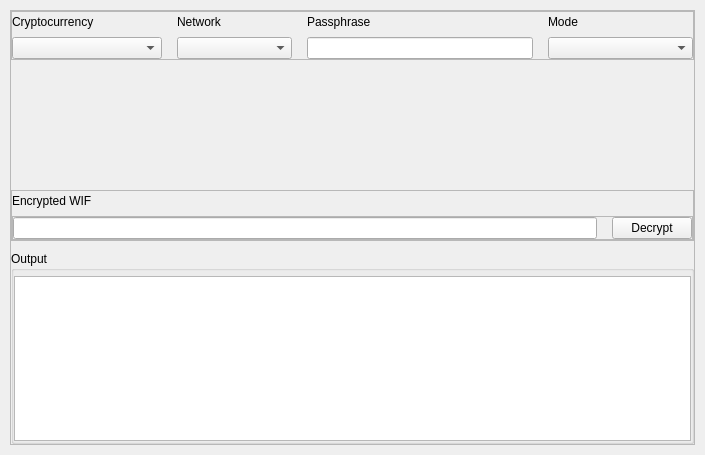
Old version of the form desktop/ui/bip38.ui in the repository talonlab/bip38-desktop.
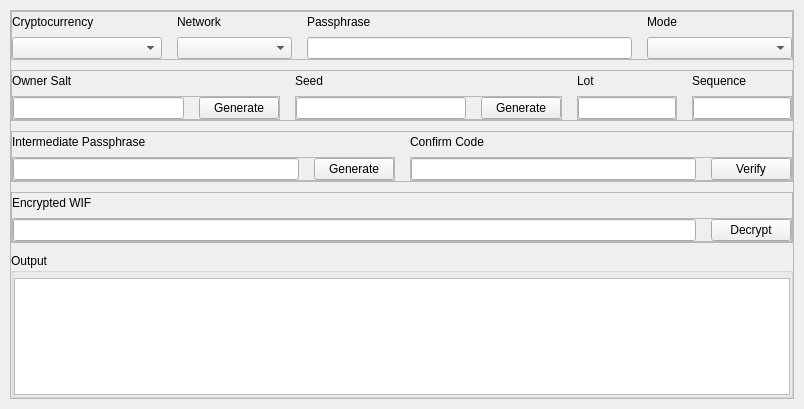
New version of the form. The open tabs and pages were chosen to show the change.

Commit message: Add: ec-multiply ui

Diff of the .ui file:
```diff
--- a/desktop/ui/bip38.ui
+++ b/desktop/ui/bip38.ui
@@ -6,8 +6,8 @@
    <rect>
     <x>0</x>
     <y>0</y>
-    <width>705</width>
-    <height>455</height>
+    <width>804</width>
+    <height>409</height>
    </rect>
   </property>
   <property name="windowTitle">
@@ -771,7 +771,714 @@
            </item>
           </layout>
          </widget>
-         <widget class="QWidget" name="ecQWidget"/>
+         <widget class="QWidget" name="ecQWidget">
+          <layout class="QVBoxLayout" name="ecVLayout">
+           <property name="spacing">
+            <number>10</number>
+           </property>
+           <property name="leftMargin">
+            <number>0</number>
+           </property>
+           <property name="topMargin">
+            <number>0</number>
+           </property>
+           <property name="rightMargin">
+            <number>0</number>
+           </property>
+           <property name="bottomMargin">
+            <number>0</number>
+           </property>
+           <item>
+            <widget class="QFrame" name="ecSaltMainContainerQFrame">
+             <property name="frameShape">
+              <enum>QFrame::Shape::StyledPanel</enum>
+             </property>
+             <property name="frameShadow">
+              <enum>QFrame::Shadow::Raised</enum>
+             </property>
+             <layout class="QHBoxLayout" name="ecOwnerSaltMainContainerHLayout">
+              <property name="spacing">
+               <number>15</number>
+              </property>
+              <property name="leftMargin">
+               <number>0</number>
+              </property>
+              <property name="topMargin">
+               <number>0</number>
+              </property>
+              <property name="rightMargin">
+               <number>0</number>
+              </property>
+              <property name="bottomMargin">
+               <number>0</number>
+              </property>
+              <item>
+               <widget class="QFrame" name="ecOwnerSaltContainerQFrame">
+                <layout class="QVBoxLayout" name="ecOwnerSaltContainerQFrameVLayout">
+                 <property name="spacing">
+                  <number>5</number>
+                 </property>
+                 <property name="leftMargin">
+                  <number>0</number>
+                 </property>
+                 <property name="topMargin">
+                  <number>0</number>
+                 </property>
+                 <property name="rightMargin">
+                  <number>0</number>
+                 </property>
+                 <property name="bottomMargin">
+                  <number>0</number>
+                 </property>
+                 <item>
+                  <widget class="QFrame" name="ecOwnerSaltLableContainerQFrame">
+                   <layout class="QHBoxLayout" name="ecOwnerSaltLableContainerQFrameHLayout">
+                    <property name="spacing">
+                     <number>15</number>
+                    </property>
+                    <property name="leftMargin">
+                     <number>0</number>
+                    </property>
+                    <property name="topMargin">
+                     <number>0</number>
+                    </property>
+                    <property name="rightMargin">
+                     <number>0</number>
+                    </property>
+                    <property name="bottomMargin">
+                     <number>0</number>
+                    </property>
+                    <item>
+                     <widget class="QLabel" name="ecOwnerSaltQLabel">
+                      <property name="text">
+                       <string>Owner Salt</string>
+                      </property>
+                     </widget>
+                    </item>
+                    <item>
+                     <spacer name="ecOwnerSaltLabelContainerQFrameHSpacer">
+                      <property name="orientation">
+                       <enum>Qt::Orientation::Horizontal</enum>
+                      </property>
+                      <property name="sizeHint" stdset="0">
+                       <size>
+                        <width>40</width>
+                        <height>20</height>
+                       </size>
+                      </property>
+                     </spacer>
+                    </item>
+                   </layout>
+                  </widget>
+                 </item>
+                 <item>
+                  <widget class="QFrame" name="ecOwnerSaltAndGenerateContainerQFrame">
+                   <property name="frameShape">
+                    <enum>QFrame::Shape::StyledPanel</enum>
+                   </property>
+                   <property name="frameShadow">
+                    <enum>QFrame::Shadow::Raised</enum>
+                   </property>
+                   <layout class="QHBoxLayout" name="ecOwnerSaltAndGenerateContainerQFrameHLayout">
+                    <property name="spacing">
+                     <number>15</number>
+                    </property>
+                    <property name="leftMargin">
+                     <number>0</number>
+                    </property>
+                    <property name="topMargin">
+                     <number>0</number>
+                    </property>
+                    <property name="rightMargin">
+                     <number>0</number>
+                    </property>
+                    <property name="bottomMargin">
+                     <number>0</number>
+                    </property>
+                    <item>
+                     <widget class="QLineEdit" name="ecOwnerSaltQLineEdit"/>
+                    </item>
+                    <item>
+                     <widget class="QPushButton" name="ecOwnerSaltGenerateQPushButton">
+                      <property name="sizePolicy">
+                       <sizepolicy hsizetype="Preferred" vsizetype="Fixed">
+                        <horstretch>0</horstretch>
+                        <verstretch>0</verstretch>
+                       </sizepolicy>
+                      </property>
+                      <property name="cursor">
+                       <cursorShape>PointingHandCursor</cursorShape>
+                      </property>
+                      <property name="text">
+                       <string>Generate</string>
+                      </property>
+                     </widget>
+                    </item>
+                   </layout>
+                  </widget>
+                 </item>
+                </layout>
+               </widget>
+              </item>
+              <item>
+               <widget class="QFrame" name="ecSeedContainerQFrame">
+                <layout class="QVBoxLayout" name="ecSeedContainerQFrameHLayout">
+                 <property name="spacing">
+                  <number>5</number>
+                 </property>
+                 <property name="leftMargin">
+                  <number>0</number>
+                 </property>
+                 <property name="topMargin">
+                  <number>0</number>
+                 </property>
+                 <property name="rightMargin">
+                  <number>0</number>
+                 </property>
+                 <property name="bottomMargin">
+                  <number>0</number>
+                 </property>
+                 <item>
+                  <widget class="QFrame" name="ecSeedLabelContainerQFrame">
+                   <layout class="QHBoxLayout" name="ecSeedLabelContainerQFrameHLayout">
+                    <property name="spacing">
+                     <number>15</number>
+                    </property>
+                    <property name="leftMargin">
+                     <number>0</number>
+                    </property>
+                    <property name="topMargin">
+                     <number>0</number>
+                    </property>
+                    <property name="rightMargin">
+                     <number>0</number>
+                    </property>
+                    <property name="bottomMargin">
+                     <number>0</number>
+                    </property>
+                    <item>
+                     <widget class="QLabel" name="ecSeedQLabel">
+                      <property name="text">
+                       <string>Seed</string>
+                      </property>
+                     </widget>
+                    </item>
+                    <item>
+                     <spacer name="ecSeedLabelContainerQFrameHSpacer">
+                      <property name="orientation">
+                       <enum>Qt::Orientation::Horizontal</enum>
+                      </property>
+                      <property name="sizeHint" stdset="0">
+                       <size>
+                        <width>40</width>
+                        <height>20</height>
+                       </size>
+                      </property>
+                     </spacer>
+                    </item>
+                   </layout>
+                  </widget>
+                 </item>
+                 <item>
+                  <widget class="QFrame" name="ecSeedAndGenerateContainerQFrame">
+                   <property name="frameShape">
+                    <enum>QFrame::Shape::StyledPanel</enum>
+                   </property>
+                   <property name="frameShadow">
+                    <enum>QFrame::Shadow::Raised</enum>
+                   </property>
+                   <layout class="QHBoxLayout" name="ecSeedAndGenerateContainerQFrameHLayout">
+                    <property name="spacing">
+                     <number>15</number>
+                    </property>
+                    <property name="leftMargin">
+                     <number>0</number>
+                    </property>
+                    <property name="topMargin">
+                     <number>0</number>
+                    </property>
+                    <property name="rightMargin">
+                     <number>0</number>
+                    </property>
+                    <property name="bottomMargin">
+                     <number>0</number>
+                    </property>
+                    <item>
+                     <widget class="QLineEdit" name="ecSeedQLineEdit"/>
+                    </item>
+                    <item>
+                     <widget class="QPushButton" name="ecSeedGenerateQPushButton">
+                      <property name="sizePolicy">
+                       <sizepolicy hsizetype="Preferred" vsizetype="Fixed">
+                        <horstretch>0</horstretch>
+                        <verstretch>0</verstretch>
+                       </sizepolicy>
+                      </property>
+                      <property name="cursor">
+                       <cursorShape>PointingHandCursor</cursorShape>
+                      </property>
+                      <property name="text">
+                       <string>Generate</string>
+                      </property>
+                     </widget>
+                    </item>
+                   </layout>
+                  </widget>
+                 </item>
+                </layout>
+               </widget>
+              </item>
+              <item>
+               <widget class="QFrame" name="ecLotContainerQFrame">
+                <property name="maximumSize">
+                 <size>
+                  <width>100</width>
+                  <height>16777215</height>
+                 </size>
+                </property>
+                <layout class="QVBoxLayout" name="ecLotContainerQFrameVLayout">
+                 <property name="spacing">
+                  <number>5</number>
+                 </property>
+                 <property name="leftMargin">
+                  <number>0</number>
+                 </property>
+                 <property name="topMargin">
+                  <number>0</number>
+                 </property>
+                 <property name="rightMargin">
+                  <number>0</number>
+                 </property>
+                 <property name="bottomMargin">
+                  <number>0</number>
+                 </property>
+                 <item>
+                  <widget class="QFrame" name="ecLotLableContainerQFrame">
+                   <layout class="QHBoxLayout" name="ecLotLableContainerQFrameHLayout">
+                    <property name="spacing">
+                     <number>15</number>
+                    </property>
+                    <property name="leftMargin">
+                     <number>0</number>
+                    </property>
+                    <property name="topMargin">
+                     <number>0</number>
+                    </property>
+                    <property name="rightMargin">
+                     <number>0</number>
+                    </property>
+                    <property name="bottomMargin">
+                     <number>0</number>
+                    </property>
+                    <item>
+                     <widget class="QLabel" name="ecLotQLabel">
+                      <property name="text">
+                       <string>Lot</string>
+                      </property>
+                     </widget>
+                    </item>
+                    <item>
+                     <spacer name="ecLotLabelContainerQFrameHSpacer">
+                      <property name="orientation">
+                       <enum>Qt::Orientation::Horizontal</enum>
+                      </property>
+                      <property name="sizeHint" stdset="0">
+                       <size>
+                        <width>40</width>
+                        <height>20</height>
+                       </size>
+                      </property>
+                     </spacer>
+                    </item>
+                   </layout>
+                  </widget>
+                 </item>
+                 <item>
+                  <widget class="QFrame" name="ecLotEditContainerQFrame">
+                   <property name="frameShape">
+                    <enum>QFrame::Shape::StyledPanel</enum>
+                   </property>
+                   <property name="frameShadow">
+                    <enum>QFrame::Shadow::Raised</enum>
+                   </property>
+                   <layout class="QHBoxLayout" name="ecLotEditContainerQFrameHLayout">
+                    <property name="spacing">
+                     <number>0</number>
+                    </property>
+                    <property name="leftMargin">
+                     <number>0</number>
+                    </property>
+                    <property name="topMargin">
+                     <number>0</number>
+                    </property>
+                    <property name="rightMargin">
+                     <number>0</number>
+                    </property>
+                    <property name="bottomMargin">
+                     <number>0</number>
+                    </property>
+                    <item>
+                     <widget class="QLineEdit" name="ecLotQLineEdit"/>
+                    </item>
+                   </layout>
+                  </widget>
+                 </item>
+                </layout>
+               </widget>
+              </item>
+              <item>
+               <widget class="QFrame" name="ecSequenceContainerQFrame">
+                <property name="maximumSize">
+                 <size>
+                  <width>100</width>
+                  <height>16777215</height>
+                 </size>
+                </property>
+                <layout class="QVBoxLayout" name="ecSequenceContainerQFrameVLayout">
+                 <property name="spacing">
+                  <number>5</number>
+                 </property>
+                 <property name="leftMargin">
+                  <number>0</number>
+                 </property>
+                 <property name="topMargin">
+                  <number>0</number>
+                 </property>
+                 <property name="rightMargin">
+                  <number>0</number>
+                 </property>
+                 <property name="bottomMargin">
+                  <number>0</number>
+                 </property>
+                 <item>
+                  <widget class="QFrame" name="ecSequenceLableContainerQFrame">
+                   <layout class="QHBoxLayout" name="ecSequenceLableContainerQFrameHLayout">
+                    <property name="spacing">
+                     <number>15</number>
+                    </property>
+                    <property name="leftMargin">
+                     <number>0</number>
+                    </property>
+                    <property name="topMargin">
+                     <number>0</number>
+                    </property>
+                    <property name="rightMargin">
+                     <number>0</number>
+                    </property>
+                    <property name="bottomMargin">
+                     <number>0</number>
+                    </property>
+                    <item>
+                     <widget class="QLabel" name="ecSequenceQLabel">
+                      <property name="text">
+                       <string>Sequence</string>
+                      </property>
+                     </widget>
+                    </item>
+                    <item>
+                     <spacer name="ecSequenceLabelContainerQFrameHSpacer">
+                      <property name="orientation">
+                       <enum>Qt::Orientation::Horizontal</enum>
+                      </property>
+                      <property name="sizeHint" stdset="0">
+                       <size>
+                        <width>40</width>
+                        <height>20</height>
+                       </size>
+                      </property>
+                     </spacer>
+                    </item>
+                   </layout>
+                  </widget>
+                 </item>
+                 <item>
+                  <widget class="QFrame" name="ecSequenceEditContainerQFrame">
+                   <property name="frameShape">
+                    <enum>QFrame::Shape::StyledPanel</enum>
+                   </property>
+                   <property name="frameShadow">
+                    <enum>QFrame::Shadow::Raised</enum>
+                   </property>
+                   <layout class="QHBoxLayout" name="ecSequenceEditContainerQFrameHLayout">
+                    <property name="spacing">
+                     <number>0</number>
+                    </property>
+                    <property name="leftMargin">
+                     <number>0</number>
+                    </property>
+                    <property name="topMargin">
+                     <number>0</number>
+                    </property>
+                    <property name="rightMargin">
+                     <number>0</number>
+                    </property>
+                    <property name="bottomMargin">
+                     <number>0</number>
+                    </property>
+                    <item>
+                     <widget class="QLineEdit" name="ecSequenceQLineEdit">
+                      <property name="minimumSize">
+                       <size>
+                        <width>0</width>
+                        <height>0</height>
+                       </size>
+                      </property>
+                     </widget>
+                    </item>
+                   </layout>
+                  </widget>
+                 </item>
+                </layout>
+               </widget>
+              </item>
+             </layout>
+            </widget>
+           </item>
+           <item>
+            <widget class="QFrame" name="ecIPAndConfirmMainContainerQFrame">
+             <property name="frameShape">
+              <enum>QFrame::Shape::StyledPanel</enum>
+             </property>
+             <property name="frameShadow">
+              <enum>QFrame::Shadow::Raised</enum>
+             </property>
+             <layout class="QHBoxLayout" name="ecIntermidatMainContainerQFrameHLayout">
+              <property name="spacing">
+               <number>15</number>
+              </property>
+              <property name="leftMargin">
+               <number>0</number>
+              </property>
+              <property name="topMargin">
+               <number>0</number>
+              </property>
+              <property name="rightMargin">
+               <number>0</number>
+              </property>
+              <property name="bottomMargin">
+               <number>0</number>
+              </property>
+              <item>
+               <widget class="QFrame" name="ecIPassphraseContainerQFrame">
+                <layout class="QVBoxLayout" name="ecIPassphraseContainerQFrameVLayout">
+                 <property name="spacing">
+                  <number>5</number>
+                 </property>
+                 <property name="leftMargin">
+                  <number>0</number>
+                 </property>
+                 <property name="topMargin">
+                  <number>0</number>
+                 </property>
+                 <property name="rightMargin">
+                  <number>0</number>
+                 </property>
+                 <property name="bottomMargin">
+                  <number>0</number>
+                 </property>
+                 <item>
+                  <widget class="QFrame" name="ecIPassphraseLableContainerQFrame">
+                   <layout class="QHBoxLayout" name="ecIPassphraseLableContainerQFrameHLayout">
+                    <property name="spacing">
+                     <number>15</number>
+                    </property>
+                    <property name="leftMargin">
+                     <number>0</number>
+                    </property>
+                    <property name="topMargin">
+                     <number>0</number>
+                    </property>
+                    <property name="rightMargin">
+                     <number>0</number>
+                    </property>
+                    <property name="bottomMargin">
+                     <number>0</number>
+                    </property>
+                    <item>
+                     <widget class="QLabel" name="ecIPassphraseQLabel">
+                      <property name="text">
+                       <string>Intermediate Passphrase</string>
+                      </property>
+                     </widget>
+                    </item>
+                    <item>
+                     <spacer name="ecIPassphraseLabelContainerQFrameHSpacer">
+                      <property name="orientation">
+                       <enum>Qt::Orientation::Horizontal</enum>
+                      </property>
+                      <property name="sizeHint" stdset="0">
+                       <size>
+                        <width>40</width>
+                        <height>20</height>
+                       </size>
+                      </property>
+                     </spacer>
+                    </item>
+                   </layout>
+                  </widget>
+                 </item>
+                 <item>
+                  <widget class="QFrame" name="ecIPassphraseAndGenerateContainerQFrameHLayout">
+                   <property name="frameShape">
+                    <enum>QFrame::Shape::StyledPanel</enum>
+                   </property>
+                   <property name="frameShadow">
+                    <enum>QFrame::Shadow::Raised</enum>
+                   </property>
+                   <layout class="QHBoxLayout" name="ecIntermediatePassphraseAndGenerateHLayout">
+                    <property name="spacing">
+                     <number>15</number>
+                    </property>
+                    <property name="leftMargin">
+                     <number>0</number>
+                    </property>
+                    <property name="topMargin">
+                     <number>0</number>
+                    </property>
+                    <property name="rightMargin">
+                     <number>0</number>
+                    </property>
+                    <property name="bottomMargin">
+                     <number>0</number>
+                    </property>
+                    <item>
+                     <widget class="QLineEdit" name="ecIPassphraseQLineEdit"/>
+                    </item>
+                    <item>
+                     <widget class="QPushButton" name="ecIPassphraseGenerateQPushButton">
+                      <property name="sizePolicy">
+                       <sizepolicy hsizetype="Preferred" vsizetype="Fixed">
+                        <horstretch>0</horstretch>
+                        <verstretch>0</verstretch>
+                       </sizepolicy>
+                      </property>
+                      <property name="cursor">
+                       <cursorShape>PointingHandCursor</cursorShape>
+                      </property>
+                      <property name="text">
+                       <string>Generate</string>
+                      </property>
+                     </widget>
+                    </item>
+                   </layout>
+                  </widget>
+                 </item>
+                </layout>
+               </widget>
+              </item>
+              <item>
+               <widget class="QFrame" name="ecConfirmCodeContainerQFrame">
+                <layout class="QVBoxLayout" name="ecConfirmCodeContainerQFrameVLayout">
+                 <property name="spacing">
+                  <number>5</number>
+                 </property>
+                 <property name="leftMargin">
+                  <number>0</number>
+                 </property>
+                 <property name="topMargin">
+                  <number>0</number>
+                 </property>
+                 <property name="rightMargin">
+                  <number>0</number>
+                 </property>
+                 <property name="bottomMargin">
+                  <number>0</number>
+                 </property>
+                 <item>
+                  <widget class="QFrame" name="ecCodeLableContainerQFrame">
+                   <layout class="QHBoxLayout" name="ecCodeLableContainerQFrameHLayout">
+                    <property name="spacing">
+                     <number>15</number>
+                    </property>
+                    <property name="leftMargin">
+                     <number>0</number>
+                    </property>
+                    <property name="topMargin">
+                     <number>0</number>
+                    </property>
+                    <property name="rightMargin">
+                     <number>0</number>
+                    </property>
+                    <property name="bottomMargin">
+                     <number>0</number>
+                    </property>
+                    <item>
+                     <widget class="QLabel" name="ecConfirmCodeQLabel">
+                      <property name="text">
+                       <string>Confirm Code</string>
+                      </property>
+                     </widget>
+                    </item>
+                    <item>
+                     <spacer name="ecConfirmCodeLabelContainerQFrameHSpacer">
+                      <property name="orientation">
+                       <enum>Qt::Orientation::Horizontal</enum>
+                      </property>
+                      <property name="sizeHint" stdset="0">
+                       <size>
+                        <width>40</width>
+                        <height>20</height>
+                       </size>
+                      </property>
+                     </spacer>
+                    </item>
+                   </layout>
+                  </widget>
+                 </item>
+                 <item>
+                  <widget class="QFrame" name="ecConfirmCodeAndVerifyContainerQFrame">
+                   <property name="frameShape">
+                    <enum>QFrame::Shape::StyledPanel</enum>
+                   </property>
+                   <property name="frameShadow">
+                    <enum>QFrame::Shadow::Raised</enum>
+                   </property>
+                   <layout class="QHBoxLayout" name="ecConfirmCodeAndVerifyContainerQFrameHLayout">
+                    <property name="spacing">
+                     <number>15</number>
+                    </property>
+                    <property name="leftMargin">
+                     <number>0</number>
+                    </property>
+                    <property name="topMargin">
+                     <number>0</number>
+                    </property>
+                    <property name="rightMargin">
+                     <number>0</number>
+                    </property>
+                    <property name="bottomMargin">
+                     <number>0</number>
+                    </property>
+                    <item>
+                     <widget class="QLineEdit" name="ecConfirmCodeQLineEdit"/>
+                    </item>
+                    <item>
+                     <widget class="QPushButton" name="ecConfirmCodeVerifyQPushButton">
+                      <property name="sizePolicy">
+                       <sizepolicy hsizetype="Preferred" vsizetype="Fixed">
+                        <horstretch>0</horstretch>
+                        <verstretch>0</verstretch>
+                       </sizepolicy>
+                      </property>
+                      <property name="cursor">
+                       <cursorShape>PointingHandCursor</cursorShape>
+                      </property>
+                      <property name="text">
+                       <string>Verify</string>
+                      </property>
+                     </widget>
+                    </item>
+                   </layout>
+                  </widget>
+                 </item>
+                </layout>
+               </widget>
+              </item>
+             </layout>
+            </widget>
+           </item>
+          </layout>
+         </widget>
         </widget>
        </item>
        <item>
```
Left out of the diff: 4 changed lines with no effect on the pictures. The commit also changes 1 other file.
